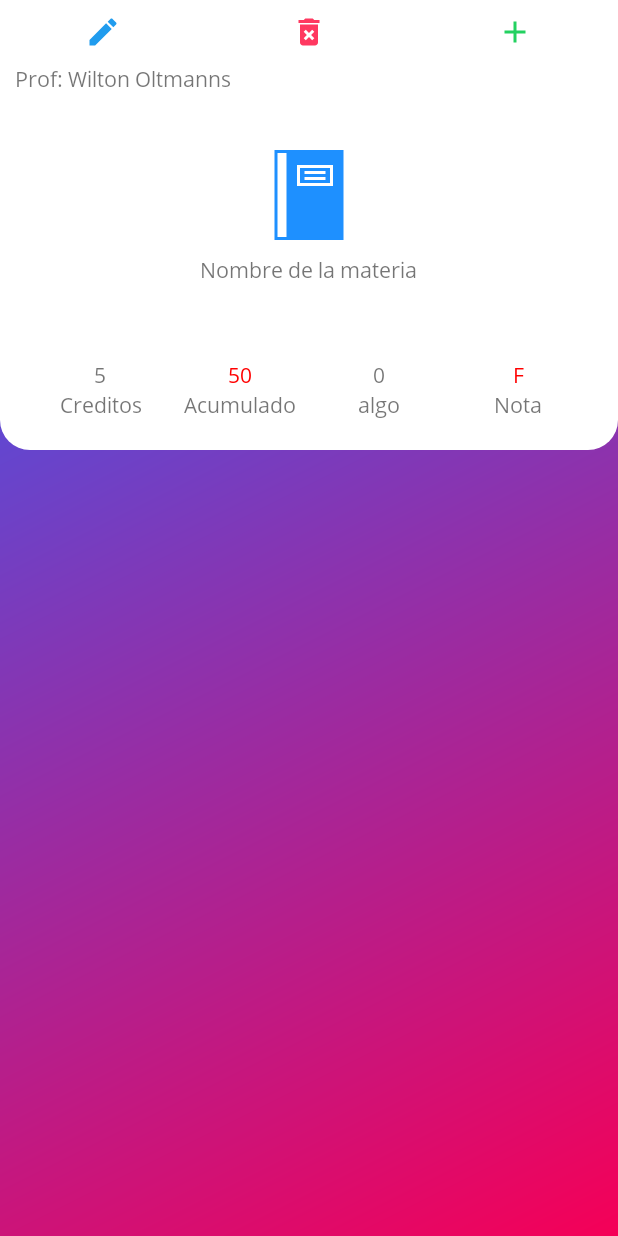
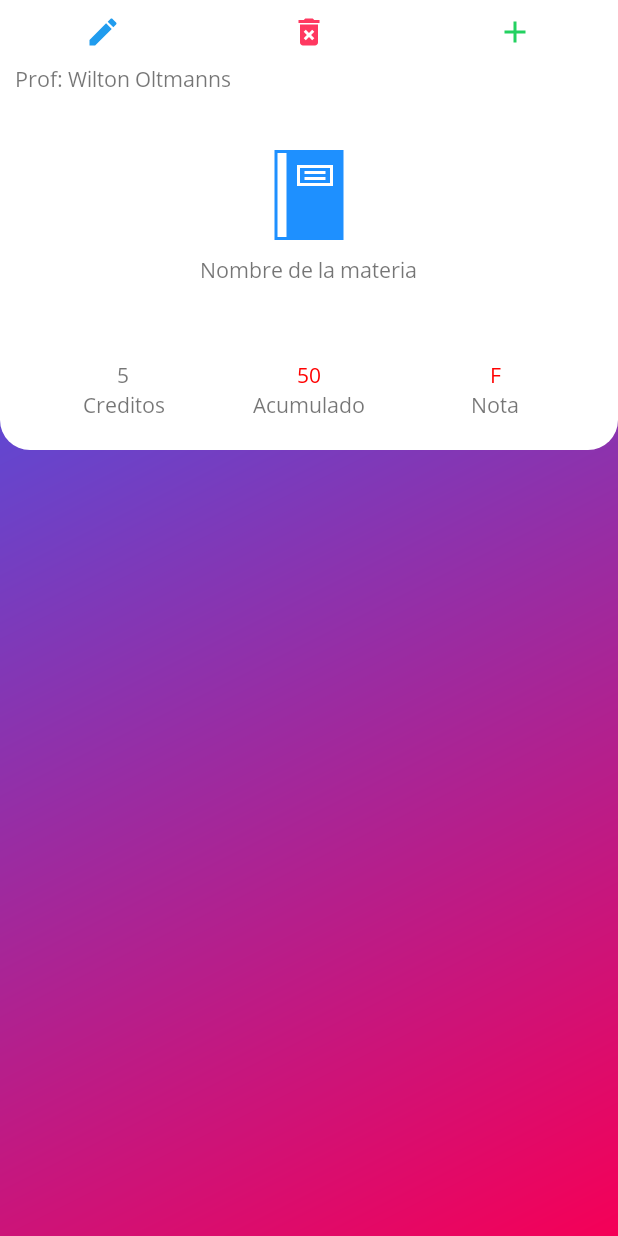
Before and after one commit to dartrix/ProyectoAgenda, an Android app: the layout vermateria_layout.xml on its own in the app's theme, with its tools: preview values and no code run, on a phone screen of 412 x 824 dp. Run offline under Robolectric (Android 15) with nearby library versions, the phone set to English and light mode, and no system bars.

Commit message:
Arreglos >:l

```diff
--- a/app/src/main/res/layout/editarasignatura_layout.xml
+++ b/app/src/main/res/layout/editarasignatura_layout.xml
@@ -128,7 +128,7 @@
                 android:text="Editar"
                 android:layout_width="match_parent"
                 android:layout_height="wrap_content"
-                android:onClick="editarAsignacion"/>
+                android:onClick="actualizarAsig"/>
         </RelativeLayout>
 
 
--- a/app/src/main/res/layout/vermateria_layout.xml
+++ b/app/src/main/res/layout/vermateria_layout.xml
@@ -127,23 +127,6 @@
                     android:text="Acumulado"/>
             </RelativeLayout>
 
-            <RelativeLayout
-                android:layout_width="wrap_content"
-                android:layout_height="wrap_content"
-                android:layout_weight="1">
-                <TextView
-                    android:id="@+id/txt2"
-                    android:layout_width="match_parent"
-                    android:layout_height="wrap_content"
-                    android:textAlignment="center"
-                    android:text="0"/>
-                <TextView
-                    android:textAlignment="center"
-                    android:layout_below="@+id/txt2"
-                    android:layout_width="match_parent"
-                    android:layout_height="wrap_content"
-                    android:text="algo"/>
-            </RelativeLayout>
 
             <RelativeLayout
                 android:layout_width="wrap_content"
```
Also changed, not shown: app/src/main/java/com/dartrix/proyectoagenda/DBproyectoAgenda.java (+10 -0 lines), app/src/main/java/com/dartrix/proyectoagenda/EditarAsignaturaActivity.java (+29 -0 lines), app/src/main/java/com/dartrix/proyectoagenda/MostrarAsignacionActivity.java (+48 -0 lines).
